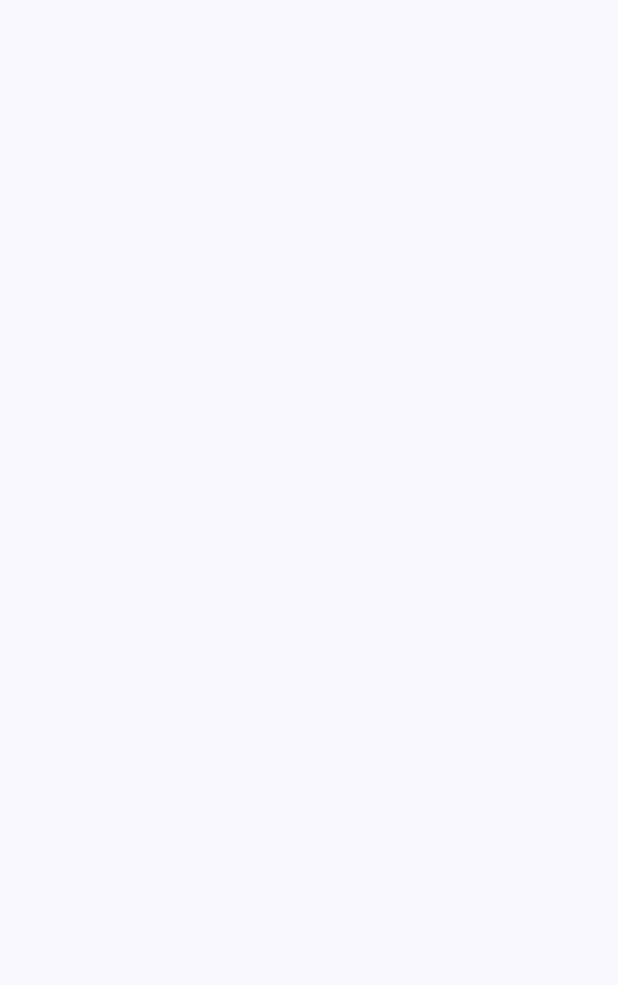
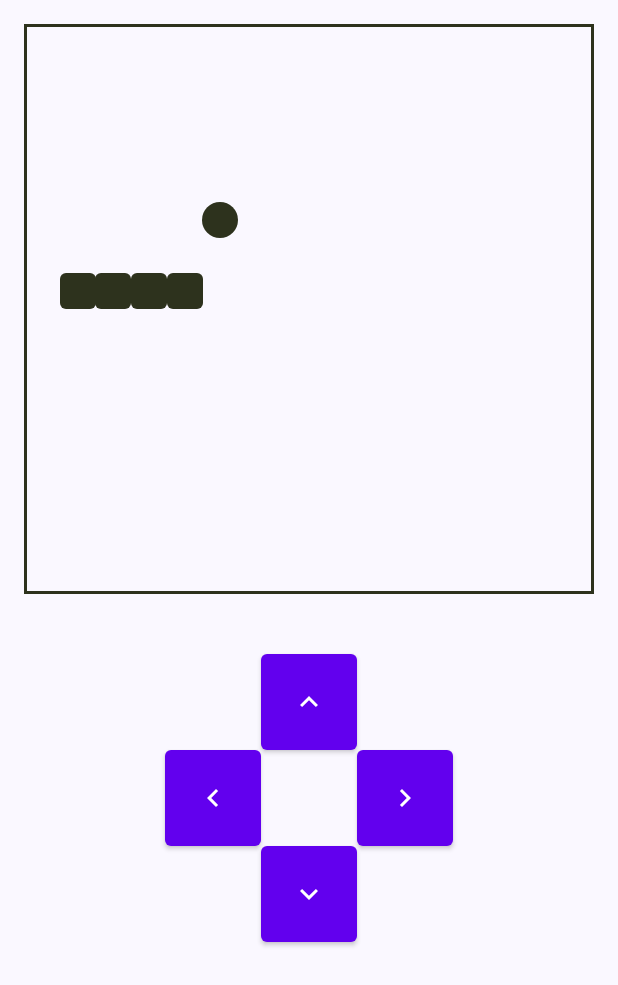
Before and after one commit to GorbunovaKate/Snake_game, an Android app built with Jetpack Compose: the screen it shows after launch (MainActivity), on a phone screen of 412 x 824 dp. Before the commit the part shown is empty. Shown: the top 985 px of the screen. Run offline under Robolectric (Android 15) with nearby library versions, the phone set to English and light mode, and no system bars.

```diff
--- a/app/build.gradle
+++ b/app/build.gradle
@@ -56,6 +56,7 @@ dependencies {
     implementation 'androidx.compose.ui:ui-graphics'
     implementation 'androidx.compose.ui:ui-tooling-preview'
     implementation 'androidx.compose.material3:material3'
+    implementation 'androidx.compose.material:material'
     testImplementation 'junit:junit:4.13.2'
     androidTestImplementation 'androidx.test.ext:junit:1.1.5'
     androidTestImplementation 'androidx.test.espresso:espresso-core:3.5.1'
--- a/app/src/main/java/ru/gorbunova/snake/MainActivity.kt
+++ b/app/src/main/java/ru/gorbunova/snake/MainActivity.kt
@@ -3,40 +3,185 @@ package ru.gorbunova.snake
 import android.os.Bundle
 import androidx.activity.ComponentActivity
 import androidx.activity.compose.setContent
+import androidx.compose.foundation.layout.Column
 import androidx.compose.foundation.layout.fillMaxSize
+import androidx.compose.foundation.layout.size
 import androidx.compose.material3.MaterialTheme
 import androidx.compose.material3.Surface
 import androidx.compose.runtime.Composable
+import androidx.compose.runtime.collectAsState
+import androidx.compose.ui.Alignment
 import androidx.compose.ui.Modifier
 import androidx.compose.ui.tooling.preview.Preview
+import androidx.compose.ui.unit.dp
+import kotlinx.coroutines.CoroutineScope
+import kotlinx.coroutines.delay
+import kotlinx.coroutines.flow.Flow
+import kotlinx.coroutines.flow.MutableStateFlow
 import ru.gorbunova.snake.ui.theme.SnakeTheme
+import kotlinx.coroutines.flow.update
+import kotlinx.coroutines.launch
+import kotlinx.coroutines.sync.Mutex
+import kotlinx.coroutines.sync.withLock
+import java.util.*
+import androidx.compose.foundation.background
+import androidx.compose.foundation.border
+import androidx.compose.foundation.layout.*
+import androidx.compose.foundation.shape.CircleShape
+import androidx.compose.material.Button
+import androidx.compose.material.Icon
+import androidx.compose.material.Shapes
+
+import androidx.compose.material.Surface
+import androidx.compose.material.icons.Icons
+import androidx.compose.material.icons.filled.*
+import androidx.lifecycle.lifecycleScope
+import ru.gorbunova.snake.ui.theme.DarkGreen
+import ru.gorbunova.snake.ui.theme.Shapes
 
 class MainActivity : ComponentActivity() {
     override fun onCreate(savedInstanceState: Bundle?) {
         super.onCreate(savedInstanceState)
+
+        val game = Game(lifecycleScope)
+
         setContent {
             SnakeTheme {
-                // A surface container using the 'background' color from the theme
                 Surface(
                     modifier = Modifier.fillMaxSize(),
                     color = MaterialTheme.colorScheme.background
                 ) {
-                    Snake()
+                    Snake(game)
                 }
             }
         }
     }
 }
 
-@Composable
-fun Snake() {
+data class State(val food: Pair<Int, Int>, val snake: List<Pair<Int, Int>>)
 
+class Game(private val scope: CoroutineScope){
+    private val mutex = Mutex()
+
+    private val mutableState =
+        MutableStateFlow(State(food = Pair(5, 5), snake = listOf(Pair(7, 7))))
+    val state: Flow<State> = mutableState
+
+    var move = Pair(1, 0)
+        set(value) {
+            scope.launch {
+                mutex.withLock {
+                    field = value
+                }
+            }
+        }
+
+    init {
+        scope.launch {
+            var snakeLength = 4
+
+            while (true) {
+                delay(150)
+                mutableState.update {
+                    val newPosition = it.snake.first().let { poz ->
+                        mutex.withLock {
+                            Pair(
+                                (poz.first + move.first + BOARD_SIZE) % BOARD_SIZE,
+                                (poz.second + move.second + BOARD_SIZE) % BOARD_SIZE
+                            )
+                        }
+                    }
+
+                    if (newPosition == it.food) {
+                        snakeLength++
+                    }
+
+                    if (it.snake.contains(newPosition)) {
+                        snakeLength = 4
+                    }
+
+                    it.copy(
+                        food = if (newPosition == it.food) Pair(
+                            Random().nextInt(BOARD_SIZE),
+                            Random().nextInt(BOARD_SIZE)
+                        ) else it.food,
+                        snake = listOf(newPosition) + it.snake.take(snakeLength - 1)
+                    )
+                }
+            }
+        }
+    }
+
+    companion object {
+        const val BOARD_SIZE = 16
+    }
 }
 
-@Preview(showBackground = true)
 @Composable
-fun GreetingPreview() {
-    SnakeTheme {
-        Snake()
+fun Snake(game: Game) {
+    val state = game.state.collectAsState(initial = null)
+
+    Column(horizontalAlignment = Alignment.CenterHorizontally) {
+        state.value?.let {
+            Board(it)
+        }
+        Buttons {
+            game.move = it
+        }
     }
 }
+
+@Composable
+fun Buttons(onDirectionChange: (Pair<Int, Int>) -> Unit) {
+    val buttonSize = Modifier.size(64.dp)
+    Column(horizontalAlignment = Alignment.CenterHorizontally, modifier = Modifier.padding(24.dp)) {
+        Button(onClick = { onDirectionChange(Pair(0, -1)) }, modifier = buttonSize) {
+            Icon(Icons.Default.KeyboardArrowUp, null)
+        }
+        Row {
+            Button(onClick = { onDirectionChange(Pair(-1, 0)) }, modifier = buttonSize) {
+                Icon(Icons.Default.KeyboardArrowLeft, null)
+            }
+            Spacer(modifier = buttonSize)
+            Button(onClick = { onDirectionChange(Pair(1, 0)) }, modifier = buttonSize) {
+                Icon(Icons.Default.KeyboardArrowRight, null)
+            }
+        }
+        Button(onClick = { onDirectionChange(Pair(0, 1)) }, modifier = buttonSize) {
+            Icon(Icons.Default.KeyboardArrowDown, null)
+        }
+    }
+}
+
+@Composable
+fun Board(state: State) {
+    BoxWithConstraints(Modifier.padding(16.dp)) {
+        val tileSize = maxWidth / Game.BOARD_SIZE
+
+        Box(
+            Modifier
+                .size(maxWidth)
+                .border(2.dp, DarkGreen)
+        )
+
+        Box(
+            Modifier
+                .offset(x = tileSize * state.food.first, y = tileSize * state.food.second)
+                .size(tileSize)
+                .background(
+                    DarkGreen, CircleShape
+                )
+        )
+
+        state.snake.forEach {
+            Box(
+                modifier = Modifier
+                    .offset(x = tileSize * it.first, y = tileSize * it.second)
+                    .size(tileSize)
+                    .background(
+                        DarkGreen, Shapes.small
+                    )
+            )
+        }
+    }
+}
--- a/app/src/main/java/ru/gorbunova/snake/ui/theme/Color.kt
+++ b/app/src/main/java/ru/gorbunova/snake/ui/theme/Color.kt
@@ -9,3 +9,6 @@ val Pink80 = Color(0xFFEFB8C8)
 val Purple40 = Color(0xFF6650a4)
 val PurpleGrey40 = Color(0xFF625b71)
 val Pink40 = Color(0xFF7D5260)
+
+val LightGreen = Color(0xFF8DA25A)
+val DarkGreen = Color(0xFF2D321D)
--- /dev/null
+++ b/app/src/main/java/ru/gorbunova/snake/ui/theme/Shape.kt
@@ -0,0 +1,11 @@
+package ru.gorbunova.snake.ui.theme
+
+import androidx.compose.foundation.shape.RoundedCornerShape
+import androidx.compose.material.Shapes
+import androidx.compose.ui.unit.dp
+
+val Shapes = Shapes(
+    small = RoundedCornerShape(4.dp),
+    medium = RoundedCornerShape(4.dp),
+    large = RoundedCornerShape(0.dp)
+)
```
